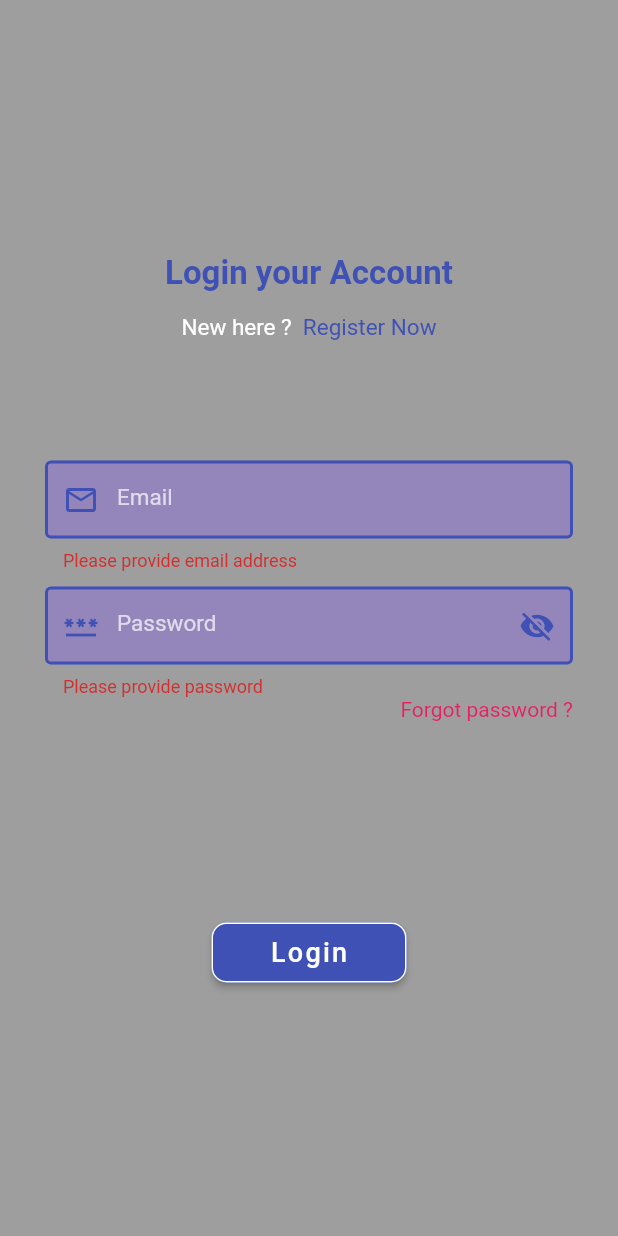
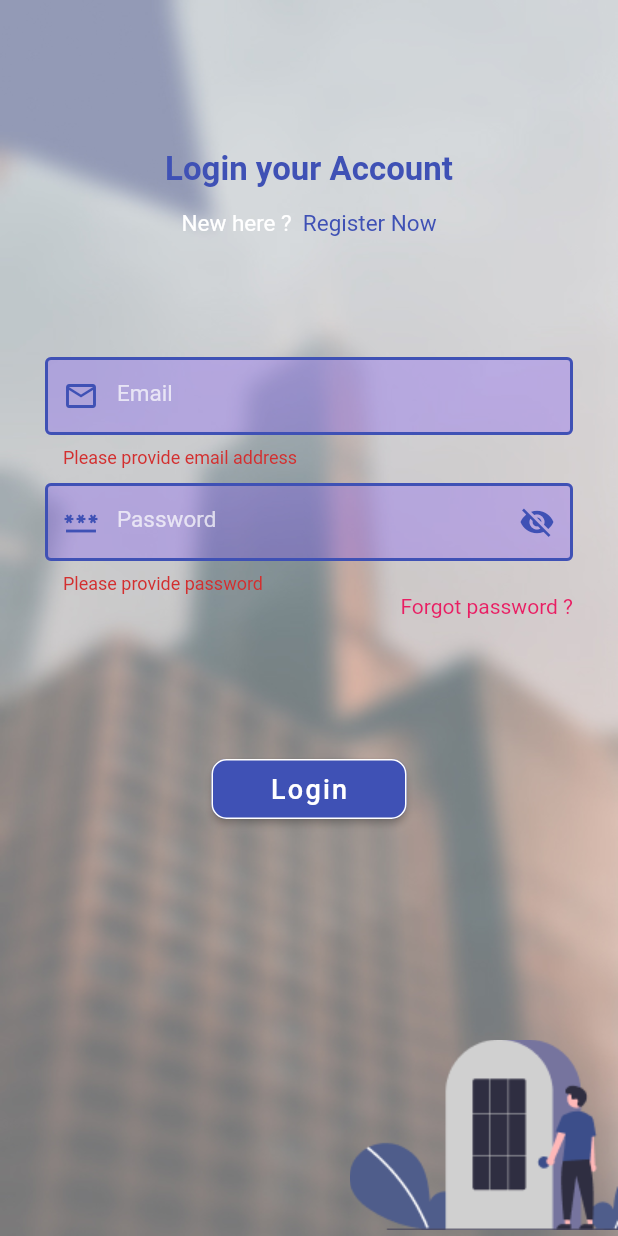
Before and after one commit to Hammad335/whiztech_flutter_1, a Flutter app: the screen it shows after launch, after a tap on "Login", on a phone screen of 412 x 824 dp. Run offline on Flutter 3.47's test engine with Material 2 defaults, Android fonts, the phone set to English and light mode, and no system bars; our stand-ins replace cloud_firestore, firebase_auth, firebase_core, flutter_typeahead; accounts and stored records are empty.

Commit message:
code refactoring, improvements

```diff
--- a/lib/models/FormCardModel.dart
+++ b/lib/models/FormCardModel.dart
@@ -4,10 +4,12 @@ class FormCardModel {
   String cardName;
   List<String> fieldNames;
   IconData iconData;
+  Color color;
 
   FormCardModel({
     required this.cardName,
     required this.fieldNames,
     required this.iconData,
+    required this.color,
   });
 }
--- a/lib/pages/credentials_screen.dart
+++ b/lib/pages/credentials_screen.dart
@@ -45,17 +45,28 @@ class _CredentialsScreenState extends State<CredentialsScreen> {
       body: SafeArea(
         child: Container(
           height: double.infinity,
+          width: double.infinity,
           decoration: BoxDecoration(
             color: kCredentialsBackgroundColor,
+            image: const DecorationImage(
+              image: AssetImage('assets/images/credentials_background.jpg'),
+              fit: BoxFit.fill,
+            ),
           ),
           child: Form(
             key: _formKey,
-            child: Padding(
-              padding: const EdgeInsets.symmetric(horizontal: 30, vertical: 10),
             child: Column(
-                mainAxisSize: MainAxisSize.min,
-                mainAxisAlignment: MainAxisAlignment.center,
+              mainAxisSize: MainAxisSize.max,
+              crossAxisAlignment: CrossAxisAlignment.stretch,
               children: [
+                Padding(
+                  padding:
+                      const EdgeInsets.symmetric(horizontal: 30, vertical: 10),
+                  child: Column(
+                    mainAxisSize: MainAxisSize.max,
+                    mainAxisAlignment: MainAxisAlignment.start,
+                    children: [
+                      const SizedBox(height: 90),
                       SizedBox(
                         height: 40,
                         child: Text(
@@ -130,7 +141,8 @@ class _CredentialsScreenState extends State<CredentialsScreen> {
                           style: kTitleSmall.copyWith(
                             color: kPrimaryColor,
                           ),
-                      decoration: CredentialsTextFormFieldDecoration.decoration(
+                          decoration:
+                              CredentialsTextFormFieldDecoration.decoration(
                             hintText: 'Email',
                             focusNode: _emailFocusNode,
                             iconData: Icons.email_outlined,
@@ -139,7 +151,8 @@ class _CredentialsScreenState extends State<CredentialsScreen> {
                           keyboardType: TextInputType.emailAddress,
                           textInputAction: TextInputAction.next,
                           onFieldSubmitted: (_) {
-                        FocusScope.of(context).requestFocus(_passwordFocusNode);
+                            FocusScope.of(context)
+                                .requestFocus(_passwordFocusNode);
                           },
                           onSaved: (email) => _email = email!,
                           validator: Utils.emailValidation,
@@ -150,7 +163,8 @@ class _CredentialsScreenState extends State<CredentialsScreen> {
                         height: 74,
                         child: TextFormField(
                           style: kTitleSmall.copyWith(color: kPrimaryColor),
-                      decoration: CredentialsTextFormFieldDecoration.decoration(
+                          decoration:
+                              CredentialsTextFormFieldDecoration.decoration(
                             hintText: 'Password',
                             focusNode: _passwordFocusNode,
                             iconData: Icons.password,
@@ -183,19 +197,28 @@ class _CredentialsScreenState extends State<CredentialsScreen> {
                           style: TextStyle(color: Colors.pink),
                         ),
                       ),
-                  const SizedBox(height: 120),
+                      const SizedBox(height: 80),
                       RegisterLoginButton(
-                    onPressed: () {
+                        onPressed: () async {
                           if (Utils.saveForm(_formKey)) {
-                        _registerLoginUser();
+                            await _registerLoginUser();
                           }
                         },
-                    child: Text(
-                      _createAccount ? 'Register' : 'Login',
-                      style: const TextStyle(
-                        color: kWhite,
-                        fontSize: 18,
-                        letterSpacing: 1.5,
+                        createAccount: _createAccount,
+                      ),
+                    ],
+                  ),
+                ),
+                Expanded(
+                  child: Padding(
+                    padding: const EdgeInsets.only(bottom: 4),
+                    child: SizedBox(
+                      width: double.infinity,
+                      child: Image.asset(
+                        'assets/images/credentail_bottom_right_corner.png',
+                        alignment: Alignment.bottomRight,
+                        // scale: 1.2,
+                      ),
                     ),
                   ),
                 ),
@@ -204,12 +227,10 @@ class _CredentialsScreenState extends State<CredentialsScreen> {
           ),
         ),
       ),
-      ),
     );
   }
 
   Future<void> _registerLoginUser() async {
-    if (Utils.saveForm(_formKey)) {
     try {
       if (_createAccount) {
         // registering user on firebase
@@ -218,6 +239,7 @@ class _CredentialsScreenState extends State<CredentialsScreen> {
         // Navigate to home_screen
         navigateToHomeScreen(response: response);
       } else {
+        // login user
         await _firebaseFirestoreHelper.loginUser(_email, _password);
         navigateToHomeScreen();
       }
@@ -228,7 +250,6 @@ class _CredentialsScreenState extends State<CredentialsScreen> {
       Utils.showSnackBar(context, errorMessage, 2000);
     }
   }
-  }
 
   void navigateToHomeScreen({UserCredential? response}) {
     if (_createAccount) _firebaseFirestoreHelper.setUserId(context, response!);
--- a/lib/widgets/form_card.dart
+++ b/lib/widgets/form_card.dart
@@ -14,7 +14,7 @@ class FormCard extends StatelessWidget {
       height: 50,
       padding: const EdgeInsets.symmetric(horizontal: 4, vertical: 8),
       decoration: BoxDecoration(
-        color: Colors.grey,
+        color: cardModel.color,
         borderRadius: BorderRadius.circular(10),
       ),
       child: Column(
@@ -23,12 +23,12 @@ class FormCard extends StatelessWidget {
         children: [
           Icon(
             cardModel.iconData,
-            size: 30,
+            size: 35,
             color: kPrimaryColor,
           ),
           Text(
             cardModel.cardName,
-            style: kTitleMedium.copyWith(fontSize: 16),
+            style: kTitleMedium.copyWith(fontSize: 14),
             textAlign: TextAlign.center,
           ),
         ],
--- a/lib/widgets/form_components/create_property_components/property_type_textform_field.dart
+++ b/lib/widgets/form_components/create_property_components/property_type_textform_field.dart
@@ -1,7 +1,6 @@
 import 'package:flutter/material.dart';
 import 'package:flutter_typeahead/flutter_typeahead.dart';
 import 'package:provider/provider.dart';
-
 import '../../../constants/constants.dart';
 import '../../../providers/property_type/property_types.dart';
 
--- a/lib/widgets/register_login_button.dart
+++ b/lib/widgets/register_login_button.dart
@@ -2,11 +2,18 @@ import 'package:flutter/material.dart';
 
 import '../constants/constants.dart';
 
-class RegisterLoginButton extends StatelessWidget {
-  VoidCallback onPressed;
-  Widget child;
+class RegisterLoginButton extends StatefulWidget {
+  Function onPressed;
+  bool createAccount;
 
-  RegisterLoginButton({required this.onPressed, required this.child});
+  RegisterLoginButton({required this.onPressed, required this.createAccount});
+
+  @override
+  State<RegisterLoginButton> createState() => _RegisterLoginButtonState();
+}
+
+class _RegisterLoginButtonState extends State<RegisterLoginButton> {
+  var showSpinner = false;
 
   @override
   Widget build(BuildContext context) {
@@ -14,7 +21,19 @@ class RegisterLoginButton extends StatelessWidget {
       width: 130,
       height: 40,
       child: ElevatedButton(
-        onPressed: onPressed,
+        onPressed: () {
+          print('called');
+          setState(() {
+            print('true');
+            showSpinner = true;
+          });
+          widget.onPressed().then((_) {
+            setState(() {
+              print('then');
+              showSpinner = false;
+            });
+          });
+        },
         style: ButtonStyle(
             backgroundColor: MaterialStateProperty.all(kPrimaryColor),
             shape: MaterialStateProperty.all<RoundedRectangleBorder>(
@@ -23,7 +42,23 @@ class RegisterLoginButton extends StatelessWidget {
                 side: const BorderSide(color: kWhite),
               ),
             )),
-        child: child,
+        child: showSpinner
+            ? const Center(
+                child: SizedBox(
+                  width: 22,
+                  height: 22,
+                  child:
+                      CircularProgressIndicator(color: kWhite, strokeWidth: 2),
+                ),
+              )
+            : Text(
+                widget.createAccount ? 'Register' : 'Login',
+                style: const TextStyle(
+                  color: kWhite,
+                  fontSize: 18,
+                  letterSpacing: 1.5,
+                ),
+              ),
       ),
     );
   }
--- a/lib/widgets/save_form_button.dart
+++ b/lib/widgets/save_form_button.dart
@@ -21,8 +21,8 @@ class _SaveFormButtonState extends State<SaveFormButton> {
         gradient: LinearGradient(
           colors: [
             kPrimaryColor,
-            Colors.redAccent,
-            kPrimaryColor.withOpacity(0.5),
+            Colors.greenAccent.withOpacity(0.4),
+            kPrimaryColor,
           ],
           begin: Alignment.topLeft,
           end: Alignment.bottomRight,
--- a/pubspec.yaml
+++ b/pubspec.yaml
@@ -64,8 +64,8 @@ flutter:
   uses-material-design: true
 
   # To add assets to your application, add an assets section, like this:
-  # assets:
-  #   - images/a_dot_burr.jpeg
+  assets:
+    - assets/images/
   #   - images/a_dot_ham.jpeg
 
   # An image asset can refer to one or more resolution-specific "variants", see
```
Also changed, not shown: lib/constants/DUMMY_DATA.dart (+28 -9 lines), lib/helpers/firebase_firestore_helper.dart (+13 -0 lines), lib/pages/form_bottom_sheet.dart (+49 -69 lines), assets/images/credentail_bottom_right_corner.png (added), assets/images/credentials_background.jpg (added). Lines whose indentation alone changed are shown as unchanged.
